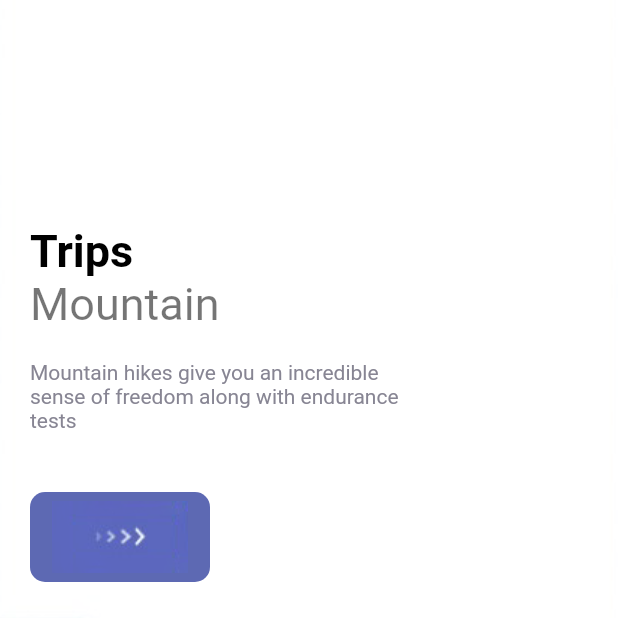
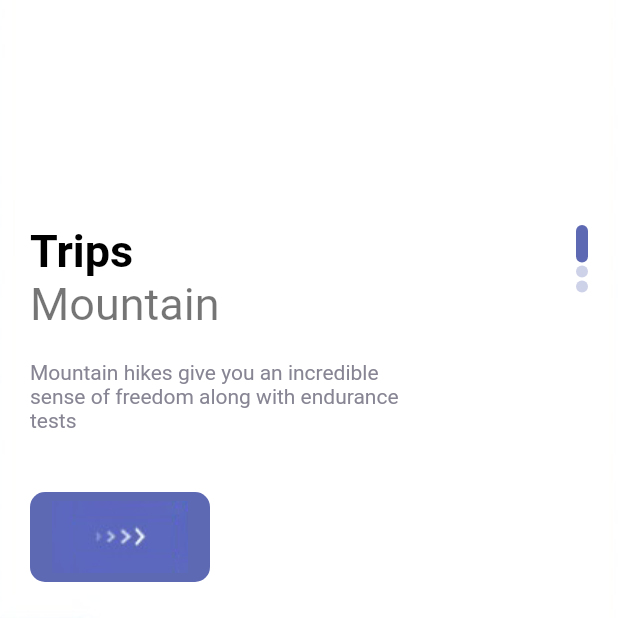
Before and after one commit to sEmoto0808/Flutter-Cubit-Tutorial, a Flutter app: the screen it shows after launch, on a phone screen of 412 x 824 dp, the top half of it. Run offline on Flutter 3.47's test engine with Material 2 defaults, Android fonts, the phone set to English and light mode, and no system bars.

Commit message:
PageのIndexを表示

```diff
--- a/cubit_tutorial/lib/pages/welcome_page.dart
+++ b/cubit_tutorial/lib/pages/welcome_page.dart
@@ -38,6 +38,7 @@ class _WelcomePageState extends State<WelcomePage> {
             child: Container(
               margin: const EdgeInsets.only(left: 20, top: 150, right: 20),
               child: Row(
+                mainAxisAlignment: MainAxisAlignment.spaceBetween,
                 children: [
                   Column(
                     crossAxisAlignment: CrossAxisAlignment.start,
@@ -47,7 +48,9 @@ class _WelcomePageState extends State<WelcomePage> {
                         text: 'Mountain',
                         size: 30,
                       ),
-                      SizedBox(height: 20,),
+                      SizedBox(
+                        height: 20,
+                      ),
                       SizedBox(
                         width: 250,
                         child: AppText(
@@ -57,9 +60,32 @@ class _WelcomePageState extends State<WelcomePage> {
                           size: 14,
                         ),
                       ),
-                      SizedBox(height: 40,),
-                      ResponsiveButton(width: 120,),
+                      SizedBox(
+                        height: 40,
+                      ),
+                      ResponsiveButton(
+                        width: 120,
+                      ),
                     ],
+                  ),
+                  // PageのIndexを表示
+                  Column(
+                    children: List.generate(
+                      images.length,
+                      (indexDots) {
+                        return Container(
+                          margin: const EdgeInsets.only(bottom: 2),
+                          width: 8,
+                          height: index == indexDots ? 25 : 8,
+                          decoration: BoxDecoration(
+                            borderRadius: BorderRadius.circular(8),
+                            color: index == indexDots
+                                ? AppColors.mainColor
+                                : AppColors.mainColor.withOpacity(0.3),
+                          ),
+                        );
+                      },
+                    ),
                   ),
                 ],
               ),
```
